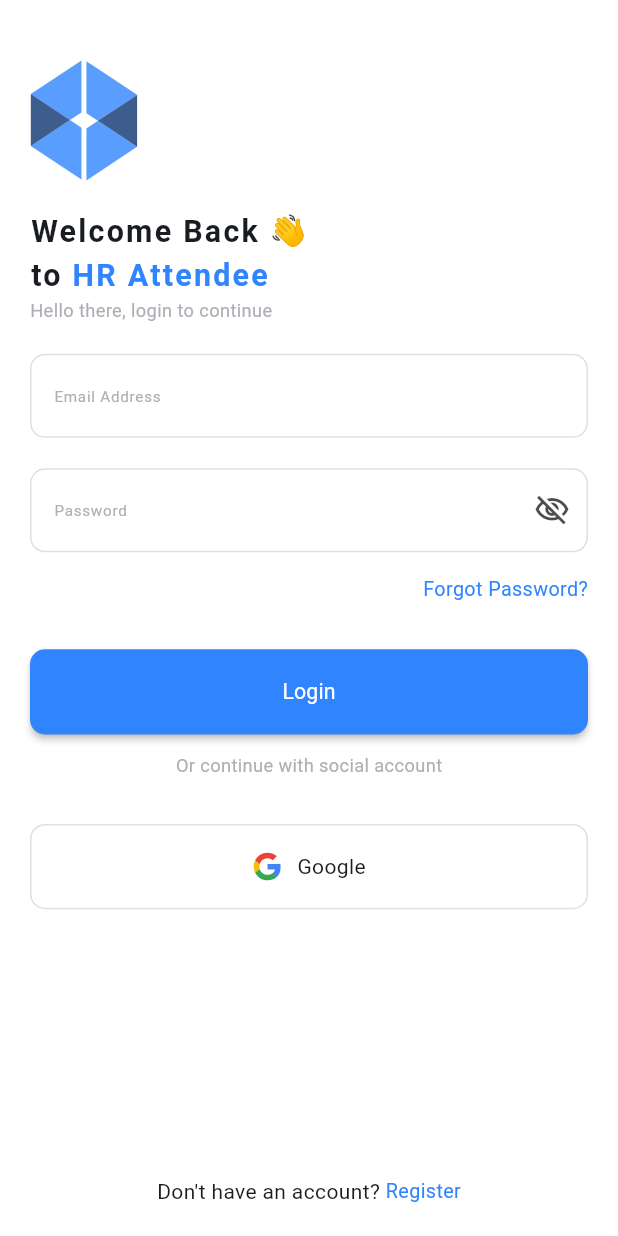
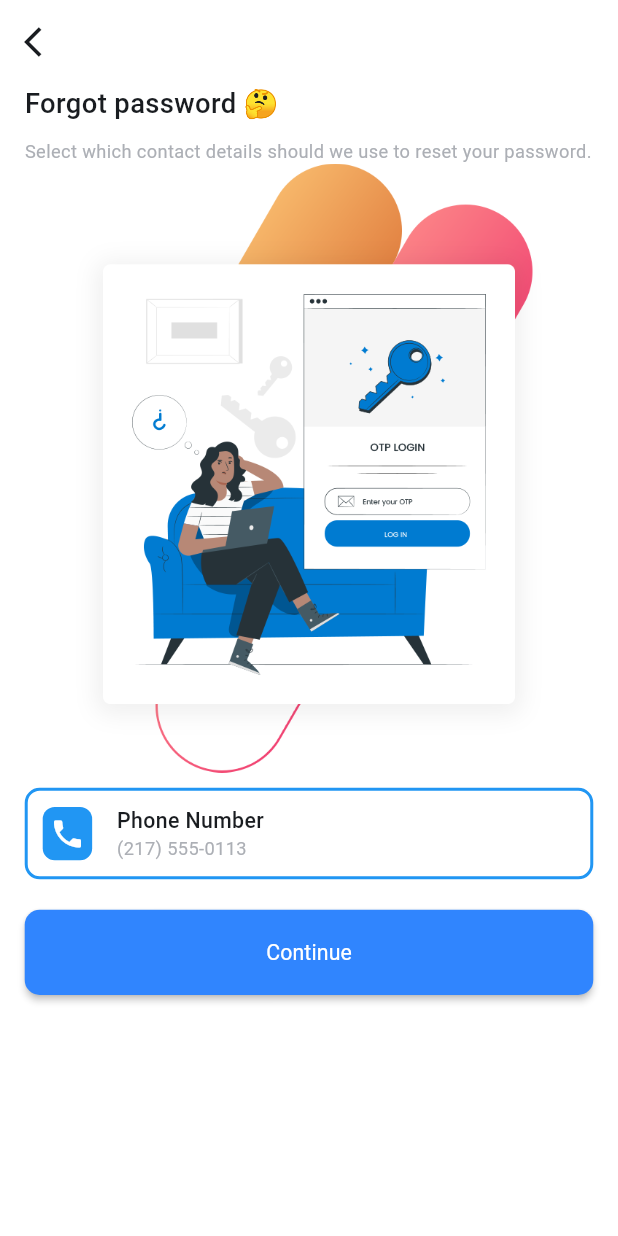
Before and after one commit to rokaia-ahmed/employee_system, a Flutter app: the screen it shows after launch, after a tap on "Forgot Password?", on a phone screen of 412 x 824 dp. Run offline on Flutter 3.47's test engine with Material 3 defaults, Android fonts, the light colour scheme and no system bars; our stand-ins replace curved_navigation_bar, flutter_screenutil, flutter_svg, pin_code_fields.

Commit message:
password

```diff
--- a/lib/core/routing/app_router.dart
+++ b/lib/core/routing/app_router.dart
@@ -1,4 +1,6 @@
 import 'package:employee_system/core/routing/routes.dart';
+import 'package:employee_system/features/forget_password/presentation/screens/forget_password_screen.dart';
+import 'package:employee_system/features/forget_password/presentation/screens/otp_screen.dart';
 import 'package:employee_system/features/layout/screens/layout_screen.dart';
 import 'package:employee_system/features/leaves/presentation/screens/apply_leave.dart';
 import 'package:employee_system/features/profile/presentation/screens/my_profile_screen.dart';
@@ -6,6 +8,7 @@ import 'package:employee_system/features/profile/presentation/screens/setting_sc
 import 'package:employee_system/features/team_members/presentation/screens/attendance_screen.dart';
 import 'package:flutter/material.dart';
 
+import '../../features/forget_password/presentation/screens/new_pass_screen.dart';
 import '../../features/notification/presentation/screens/notification_screen.dart';
 import '../../features/sign_in/presentation/screens/sign_in_screen.dart';
 import '../../features/sign_up/presentation/screens/sign_up_screen.dart';
@@ -31,6 +34,12 @@ class AppRouter{
        return MaterialPageRoute(builder: (_)=>const NotificationScreen());
      case Routes.applyLeave:
        return MaterialPageRoute(builder: (_)=>const ApplyLeave());
+     case Routes.forgetPassword:
+       return MaterialPageRoute(builder: (_)=>const ForgetPasswordScreen());
+     case Routes.otpScreen:
+       return MaterialPageRoute(builder: (_)=>const OtpScreen());
+     case Routes.newPass:
+       return MaterialPageRoute(builder: (_)=>const NewPassScreen());
    }
    return null;
  }
--- a/lib/core/routing/routes.dart
+++ b/lib/core/routing/routes.dart
@@ -7,4 +7,7 @@ class Routes{
   static const String settingScreen = '/settingScreen';
   static const String notificationScreen = '/notificationScreen';
   static const String applyLeave = 'applyLeave';
+  static const String forgetPassword = 'forgetPassword';
+  static const String otpScreen = 'otpScreen';
+  static const String newPass = 'newPassword';
 }
--- a/lib/core/utils/app_images.dart
+++ b/lib/core/utils/app_images.dart
@@ -2,7 +2,11 @@ const String imagesPath = 'assets/images';
 const String iconsPath = 'assets/icons';
 const String svgsPath = 'assets/svgs';
 
-class AppImages {}
+class AppImages {
+  static const String forgetPass =  '$imagesPath/forget_password.png';
+  static const String otpCode =  '$imagesPath/otp_code.jpg';
+  static const String newPass =  '$imagesPath/new_pass.jpg';
+}
 
 class AppSvgs {
   static const String logo =  '$svgsPath/logo.svg';
--- /dev/null
+++ b/lib/features/forget_password/presentation/screens/forget_password_screen.dart
@@ -0,0 +1,93 @@
+import 'package:employee_system/core/utils/app_images.dart';
+import 'package:employee_system/core/widgets/custom_default_button.dart';
+import 'package:flutter/material.dart';
+import 'package:flutter_screenutil/flutter_screenutil.dart';
+
+import '../../../../core/routing/routes.dart';
+import '../../../../core/utils/styles.dart';
+
+class ForgetPasswordScreen extends StatelessWidget {
+  const ForgetPasswordScreen({super.key});
+
+  @override
+  Widget build(BuildContext context) {
+    return Scaffold(
+      appBar: AppBar(
+        backgroundColor: Colors.white,
+        surfaceTintColor: Colors.white,
+        leading: InkWell(
+            onTap:(){
+              Navigator.pop(context);
+            },
+            child: Icon(Icons.arrow_back_ios),
+        ),
+      ),
+      body: Padding(
+        padding: EdgeInsets.symmetric(horizontal: 15.w),
+        child: Column(
+          crossAxisAlignment: CrossAxisAlignment.start,
+          children: [
+            Text('Forgot password 🤔',
+            style: TextStyles.font18BlackW500,
+            ),
+            SizedBox(height: 10.h,),
+            Text('Select which contact details should we use to reset your password.',
+              style: TextStyles.font12GreyW400,
+            ),
+            Center(
+              child: Image.asset(AppImages.forgetPass,
+              height: 400.h,
+
+              ),
+            ),
+            SizedBox(height: 10.h,),
+            Container(
+              padding: EdgeInsets.all(10),
+              width: double.infinity,
+              decoration: BoxDecoration(
+                borderRadius: BorderRadius.circular(10),
+                border: Border.all(
+                  color: Colors.blue,
+                  width: 2,
+                ),
+              ),
+              child: Row(
+                children: [
+                  Container(
+                    decoration: BoxDecoration(
+                      color: Colors.blue,
+                      borderRadius: BorderRadius.circular(8.0),
+                    ),
+                    height: 35.h,width: 30.w,
+                    child: Icon(Icons.phone,
+                    color: Colors.white,
+                    ),
+                  ),
+                  SizedBox(width: 15.w,),
+                  Column(
+                    crossAxisAlignment: CrossAxisAlignment.start,
+                    children: [
+                      Text('Phone Number',
+                      style: TextStyles.font14BlackW500,
+                      ),
+                      Text('(217) 555-0113',
+                      style: TextStyles.font12GreyW400,
+                      ),
+                    ],
+                  ),
+                ],
+              ),
+            ),
+            SizedBox(height: 20.h,),
+            CustomDefaultButton(
+                onPressed: (){
+                  Navigator.pushNamed(context, Routes.otpScreen);
+                },
+                text: 'Continue',
+                isPressed: true)
+          ],
+        ),
+      ),
+    );
+  }
+}
--- a/lib/features/sign_in/presentation/widgets/forms_and_login_button.dart
+++ b/lib/features/sign_in/presentation/widgets/forms_and_login_button.dart
@@ -32,7 +32,9 @@ class FormsAndLoginButton extends StatelessWidget {
         Align(
           alignment: Alignment.topRight,
           child: InkWell(
-            onTap: () {},
+            onTap: () {
+              Navigator.pushNamed(context, Routes.forgetPassword);
+            },
             child: Text(
               'Forgot Password?',
               style: TextStyles.font13BlueW400,
--- a/pubspec.yaml
+++ b/pubspec.yaml
@@ -39,6 +39,7 @@ dependencies:
   flutter_svg: ^2.0.17
   intl: ^0.20.2
   curved_navigation_bar: ^1.0.6
+  pin_code_fields: ^8.0.1
 
 flutter_native_splash:
   background_image: "assets/images/splash.png"
```
Also changed, not shown: lib/features/forget_password/presentation/screens/new_pass_screen.dart (added, +64 -0 lines), lib/features/forget_password/presentation/screens/otp_screen.dart (added, +82 -0 lines), assets/images/forget_password.png (added), assets/images/new_pass.jpg (added), assets/images/otp_code.jpg (added), pubspec.lock.
